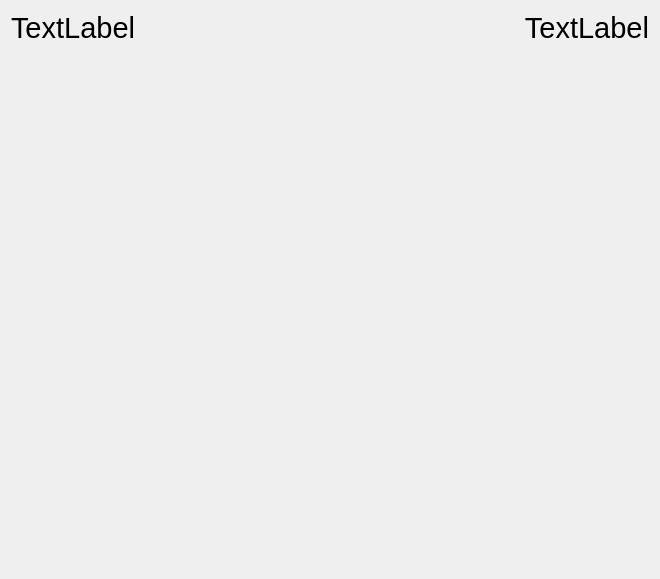
The window that src/dialogs/ItemDialog.ui (mtliuzza/IAT-1) describes before a commit, drawn with Qt 5.
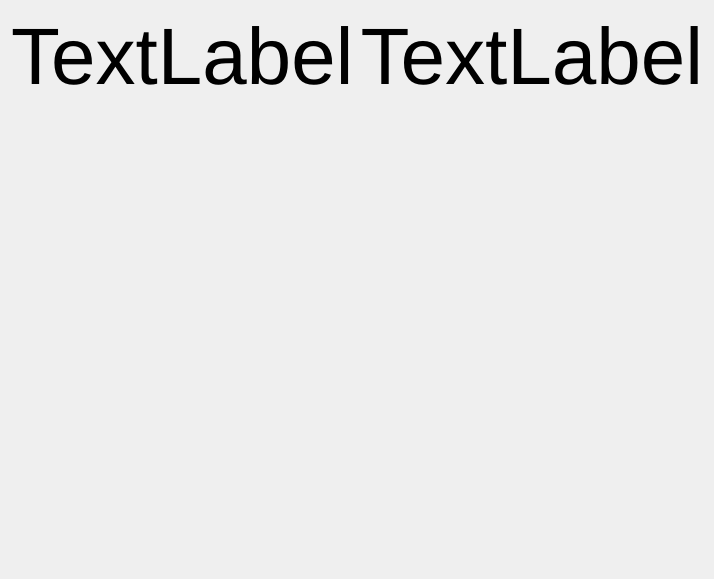
The same window after the commit.

Commit message: Even larger fonts.

What changed in the file:
```diff
--- a/src/dialogs/ItemDialog.ui
+++ b/src/dialogs/ItemDialog.ui
@@ -22,7 +22,7 @@
       <widget class="QLabel" name="leftCategory1" >
        <property name="font" >
         <font>
-         <pointsize>22</pointsize>
+         <pointsize>60</pointsize>
         </font>
        </property>
        <property name="text" >
@@ -40,7 +40,7 @@
       <widget class="QLabel" name="rightCategory1" >
        <property name="font" >
         <font>
-         <pointsize>22</pointsize>
+         <pointsize>60</pointsize>
         </font>
        </property>
        <property name="text" >
@@ -62,7 +62,7 @@
       <widget class="QLabel" name="leftCategory2" >
        <property name="font" >
         <font>
-         <pointsize>22</pointsize>
+         <pointsize>60</pointsize>
         </font>
        </property>
        <property name="text" >
@@ -77,7 +77,7 @@
       <widget class="QLabel" name="rightCategory2" >
        <property name="font" >
         <font>
-         <pointsize>22</pointsize>
+         <pointsize>60</pointsize>
         </font>
        </property>
        <property name="text" >
@@ -110,7 +110,7 @@
     <widget class="QLabel" name="word" >
      <property name="font" >
       <font>
-       <pointsize>30</pointsize>
+       <pointsize>100</pointsize>
       </font>
      </property>
      <property name="text" >
```
